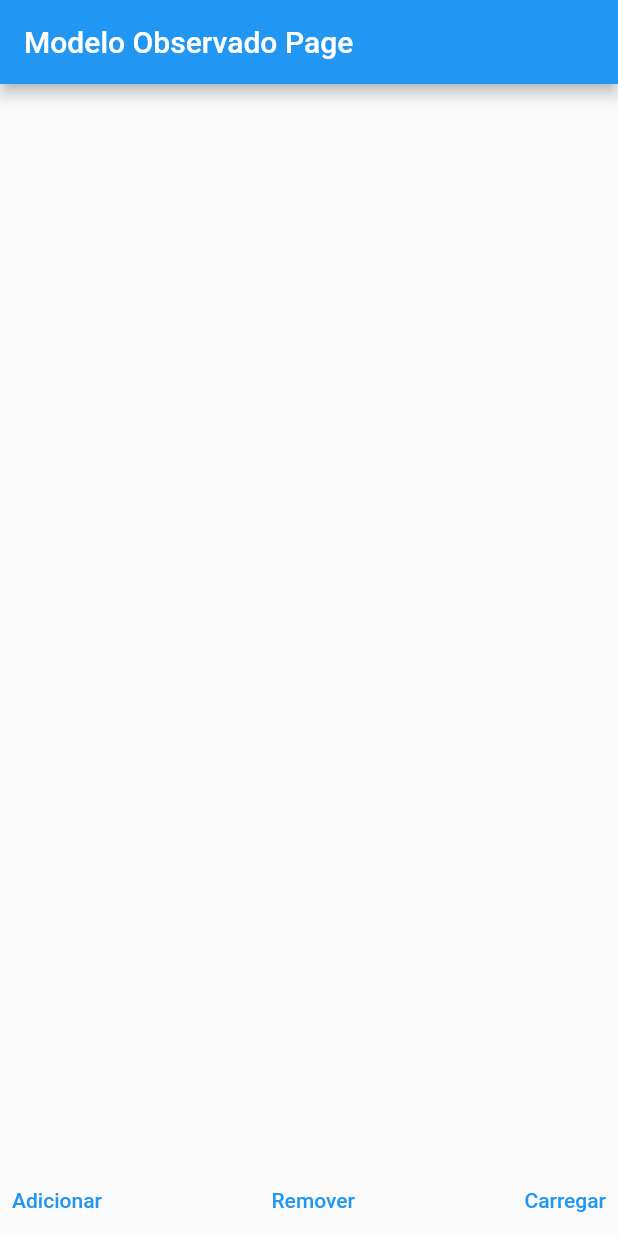
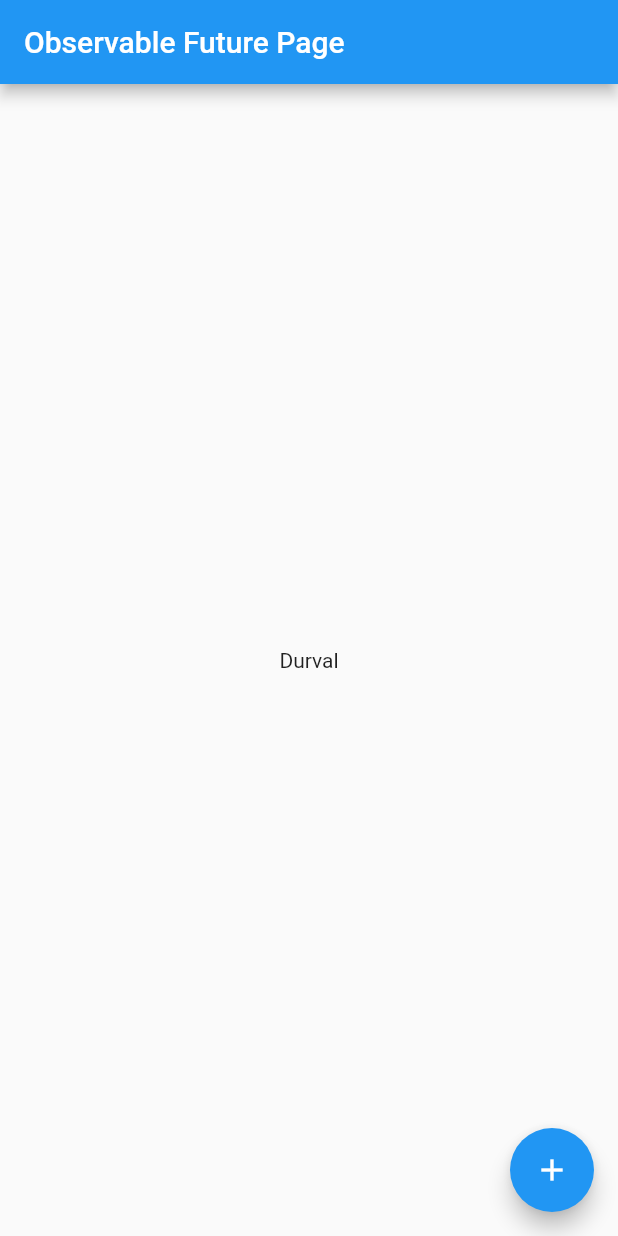
Before and after one commit to durvalperipato/mobx_example, a Flutter app: the screen it shows after launch, on a phone screen of 412 x 824 dp. Run offline on Flutter 3.47's test engine with Material 2 defaults, Android fonts, the phone set to English and light mode, and no system bars; our stand-ins replace currency_text_input_formatter, flutter_mobx, mobx, syncfusion_flutter_gauges; generated files the repository leaves out were written again.

Commit message:
Add Obsservable Future Example

```diff
--- a/lib/main.dart
+++ b/lib/main.dart
@@ -1,4 +1,5 @@
 import 'package:flutter/material.dart';
+import 'package:mobx_imc/observables/future/future_page.dart';
 import 'package:mobx_imc/observables/modelo_observado/modelo_observado_page.dart';
 
 void main() {
@@ -18,7 +19,8 @@ class MyApp extends StatelessWidget {
       // home: const CounterCodeGenPage(),
       // home: const ImcPage(),
       // home: const ObservableListPage(),
-      home: const ModeloObservadoPage(),
+      // home: const ModeloObservadoPage(),
+      home: const FuturePage(),
     );
   }
 }
--- /dev/null
+++ b/lib/observables/future/future_controller.dart
@@ -0,0 +1,17 @@
+import 'package:mobx/mobx.dart';
+
+part 'future_controller.g.dart';
+
+class FutureController = FutureControllerBase with _$FutureController;
+
+abstract class FutureControllerBase with Store {
+  @observable
+  // ObservableFuture<String> nomeFuture = Future.value('').asObservable();
+  var nomeFuture = Future.value('').asObservable();
+
+  @action
+  Future<void> buscarNome() async {
+    nomeFuture = Future.delayed(const Duration(seconds: 2), () => 'Durval')
+        .asObservable();
+  }
+}
--- /dev/null
+++ b/lib/observables/future/future_page.dart
@@ -0,0 +1,58 @@
+import 'package:flutter/material.dart';
+import 'package:flutter_mobx/flutter_mobx.dart';
+import 'package:mobx_imc/observables/future/future_controller.dart';
+
+class FuturePage extends StatefulWidget {
+  const FuturePage({Key? key}) : super(key: key);
+
+  @override
+  State<FuturePage> createState() => _FuturePageState();
+}
+
+class _FuturePageState extends State<FuturePage> {
+  final controller = FutureController();
+
+  @override
+  void initState() {
+    controller.buscarNome();
+    super.initState();
+  }
+
+  @override
+  Widget build(BuildContext context) {
+    return Scaffold(
+      appBar: AppBar(
+        title: const Text('Observable Future Page'),
+      ),
+      body: Observer(
+        builder: (_) => FutureBuilder<String>(
+          future: controller.nomeFuture,
+          builder: (_, snapshot) {
+            switch (snapshot.connectionState) {
+              case ConnectionState.none:
+                return const SizedBox.shrink();
+              case ConnectionState.waiting:
+              case ConnectionState.active:
+                return const Center(
+                  child: CircularProgressIndicator.adaptive(),
+                );
+              case ConnectionState.done:
+                if (snapshot.hasData) {
+                  return Center(
+                    child: Text(snapshot.data!),
+                  );
+                }
+                return const Center(
+                  child: Text('Nenhum nome encontrado'),
+                );
+            }
+          },
+        ),
+      ),
+      floatingActionButton: FloatingActionButton(
+        onPressed: () => controller.buscarNome(),
+        child: const Icon(Icons.add),
+      ),
+    );
+  }
+}
```
Also changed, not shown: lib/observables/future/future_controller.g.dart (added).
